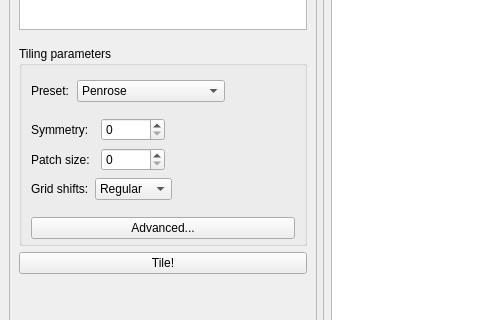
This is HyperTiler.ui in hyper-aperiodic/HyperTiler as Qt 5 draws it before an edit; both pictures show x 0 to 480 and y 297 to 617 of the 1050 by 800 pixel window. The edited form follows.
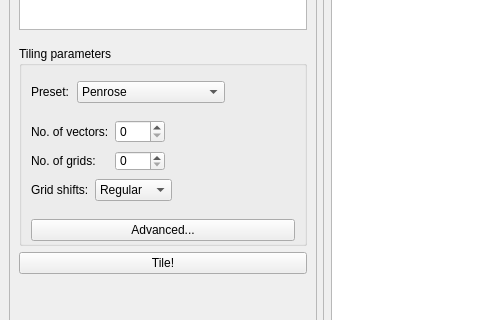
This is the edited form.

Commit message: added vectors + dropdown menu connects

```diff
--- a/HyperTiler.ui
+++ b/HyperTiler.ui
@@ -166,12 +166,25 @@
               <item>
                <widget class="QLabel" name="symmetryLabel">
                 <property name="text">
-                 <string>Symmetry:</string>
+                 <string>No. of vectors:</string>
                 </property>
                </widget>
               </item>
               <item>
-               <widget class="QSpinBox" name="symmetryValue"/>
+               <widget class="QSpinBox" name="symmetryValue">
+                <property name="sizePolicy">
+                 <sizepolicy hsizetype="Fixed" vsizetype="Fixed">
+                  <horstretch>0</horstretch>
+                  <verstretch>0</verstretch>
+                 </sizepolicy>
+                </property>
+                <property name="minimumSize">
+                 <size>
+                  <width>50</width>
+                  <height>20</height>
+                 </size>
+                </property>
+               </widget>
               </item>
               <item>
                <spacer name="horizontalSpacer_2">
@@ -196,12 +209,25 @@
               <item>
                <widget class="QLabel" name="sizeLabel">
                 <property name="text">
-                 <string>Patch size:</string>
+                 <string>No. of grids:</string>
                 </property>
                </widget>
               </item>
               <item>
-               <widget class="QSpinBox" name="sizeValue"/>
+               <widget class="QSpinBox" name="sizeValue">
+                <property name="sizePolicy">
+                 <sizepolicy hsizetype="Fixed" vsizetype="Fixed">
+                  <horstretch>0</horstretch>
+                  <verstretch>0</verstretch>
+                 </sizepolicy>
+                </property>
+                <property name="maximumSize">
+                 <size>
+                  <width>50</width>
+                  <height>20</height>
+                 </size>
+                </property>
+               </widget>
               </item>
               <item>
                <spacer name="horizontalSpacer_3">
```
The commit also changes 1 other file.
